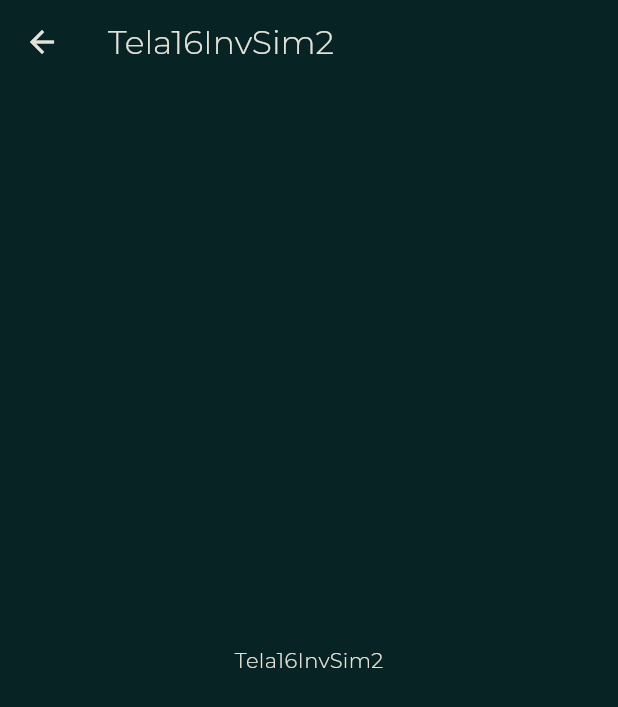
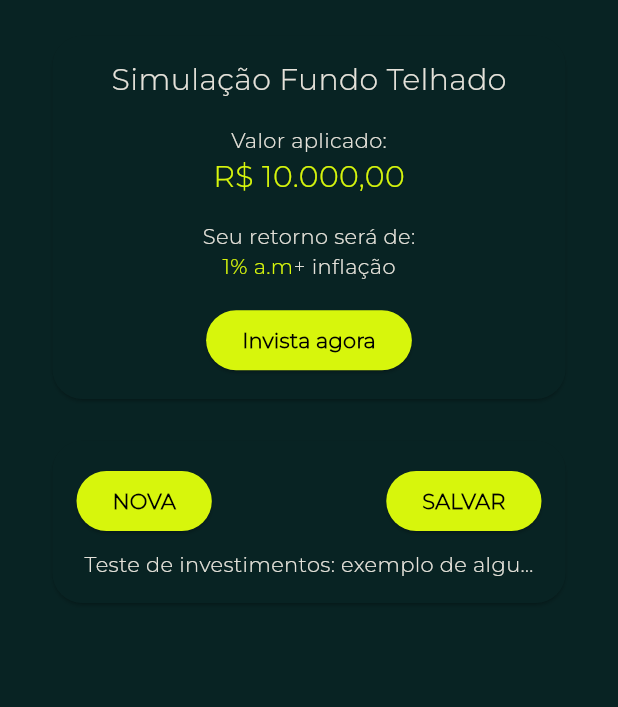
Before and after one commit to chrnotag/volters-main, a Flutter app: the Tela16InvSim2 screen opened directly, on a phone screen of 412 x 824 dp. Shown: the top 707 px of the screen. Run offline on Flutter 3.47's test engine with Material 2 defaults, Android fonts, the phone set to English and light mode, and no system bars; our stand-ins replace easy_localization, firebase_core; missing offline and left inert: firebase_ui_auth, firebase_ui_oauth_google; accounts and stored records are empty; project files that could hold a hidden picture were left out.

Commit message:
Tela 16 finalizada

```diff
--- a/lib/screens/tela16_inv_sim2.dart
+++ b/lib/screens/tela16_inv_sim2.dart
@@ -1,18 +1,132 @@
 import 'package:flutter/material.dart';
 import 'package:provider/provider.dart';
+import 'package:volters/screens/tela17_inv_cadastro.dart';
+import 'package:volters/tema.dart';
 import 'package:volters/visao_usuario.dart';
 
 class Tela16InvSim2 extends StatelessWidget {
-  const Tela16InvSim2({super.key});
+  const Tela16InvSim2
+
+  ({super.key});
 
   @override
   Widget build(BuildContext context) {
-    return Consumer<VisaoUsuario>(builder: (context, _, __)
-    {
+    return Consumer<VisaoUsuario>(builder: (context, _, __) {
       return Scaffold(
-        appBar: AppBar(title: const Text("Tela16InvSim2")),
-        body: const Center(child: Text("Tela16InvSim2")),
-      );
+          body: Container(
+            width: double.infinity,
+            child: Column(
+              crossAxisAlignment: CrossAxisAlignment.center,
+              children: [
+                Padding(
+                  padding: const EdgeInsets.symmetric(vertical: 20),
+                  child: SizedBox(
+                    height: 250,
+                    width: 350,
+                    child: Card(
+                      child: Column(
+                        mainAxisAlignment: MainAxisAlignment.spaceEvenly,
+                        children: [
+                          Text(
+                            'Simulação Fundo Telhado',
+                            style: TextStyle(fontSize: 20),
+                          ),
+                          Container(
+                            child: Column(
+                              children: [
+                                Text(
+                                  'Valor aplicado:',
+                                  style: TextStyle(
+                                    fontFamily: 'Montserrat',
+                                  ),
+                                ),
+                                Text(
+                                  'R\$ 10.000,00',
+                                  style: TemaVolters.textStyleGrande,
+                                ),
+                              ],
+                            ),
+                          ),
+                          Container(
+                            child: Column(
+                              children: [
+                                Text('Seu retorno será de:'),
+                                Row(
+                                  mainAxisAlignment: MainAxisAlignment.center,
+                                  children: [
+                                    Text(
+                                      '1% a.m',
+                                      style: TemaVolters.textStylePequeno,
+                                    ),
+                                    Text('+ inflação'),
+                                  ],
+                                ),
+                              ],
+                            ),
+                          ),
+                          ElevatedButton(
+                            onPressed: () {
+                              Navigator.push(context, MaterialPageRoute(
+                                  builder: (context) => Tela17InvCadastro()));
+                            },
+                            style: TemaVolters.temaButton.style,
+                            child: const Text(
+                              'Invista agora',
+                              style: TextStyle(color: Colors.black),
+                            ),
+                          ),
+                        ],
+                      ),
+                    ),
+                  ),
+                ),
+                SizedBox(
+                  width: 350,
+                  child: Card(
+                    child: Padding(
+                      padding: const EdgeInsets.all(16),
+                      child: Column(
+                        children: [
+                          Row(
+                            mainAxisAlignment: MainAxisAlignment.spaceBetween,
+                            children: [
+                              ElevatedButton(
+                                onPressed: () {
+                                  Navigator.pop(context);
+                                },
+                                style: TemaVolters.temaButton.style,
+                                child: const Text(
+                                  'NOVA',
+                                  style: TextStyle(color: Colors.black),
+                                ),
+                              ),
+                              ElevatedButton(
+                                onPressed: () {},
+                                style: TemaVolters.temaButton.style,
+                                child: const Text(
+                                  'SALVAR',
+                                  style: TextStyle(color: Colors.black),
+                                ),
+                              ),
+                            ],
+                          ),
+                          Padding(
+                            padding: const EdgeInsets.only(top: 8.0),
+                            child: Text(
+                              'Teste de investimentos: exemplo de alguma coisa que deu errado ou sei lá oque tanto faz',
+                              maxLines: 1,
+                              overflow: TextOverflow.ellipsis,
+                              textAlign: TextAlign.center,
+                            ),
+                          )
+                        ],
+                      ),
+                    ),
+                  ),
+                ),
+              ],
+            ),
+          ));
     });
   }
 }
--- a/lib/tema.dart
+++ b/lib/tema.dart
@@ -1,41 +1,31 @@
 import 'package:flutter/material.dart';
 
 class TemaVolters {
-
   static ColorScheme cores = const ColorScheme(
     brightness: Brightness.dark,
-
     primary: Color(0xFFD7F60C),
     onPrimary: Color(0xFF242A00),
     primaryContainer: Color(0xFF414C00),
     onPrimaryContainer: Color(0xFFA8C004),
-
     secondary: Color(0xFFC2C9A9),
     onSecondary: Color(0xFF2D331C),
     secondaryContainer: Color(0xFF434931),
     onSecondaryContainer: Color(0xFFDEE5C3),
-
     tertiary: Color(0xFFD1BCFF),
     onTertiary: Color(0xFF3A1B75),
     tertiaryContainer: Color(0xFF51358D),
     onTertiaryContainer: Color(0xFFEADDFF),
-
     error: Color(0xFFFFB4AB),
     errorContainer: Color(0xFF93000A),
     onError: Color(0xFF690005),
     onErrorContainer: Color(0xFFFFDAD6),
-
     background: Color(0xFF061818),
     onBackground: Color(0xFFE5E2DA),
-
     surface: Color(0xFF082323),
     onSurface: Color(0xFFE5E2DA),
-
     surfaceVariant: Color(0xFF46483B),
     onSurfaceVariant: Color(0xFFE5E2DA),
-
     outline: Color(0xFF919283),
-
     inverseSurface: Color(0xFFE5E2DA),
     onInverseSurface: Color(0xFF1C1C17),
     inversePrimary: Color(0xFF576500),
@@ -43,7 +33,6 @@ class TemaVolters {
     surfaceTint: Color(0xFF247979),
     outlineVariant: Color(0xFF46483B),
     scrim: Color(0xFF000000),
-
   );
 
   static CardTheme cartao = CardTheme(
@@ -51,7 +40,6 @@ class TemaVolters {
     shape: RoundedRectangleBorder(
       borderRadius: BorderRadius.circular(20),
     ),
-
   );
 
   static ThemeData tema = ThemeData(
@@ -68,4 +56,14 @@ class TemaVolters {
     border: Border.all(color: cores.primary),
     borderRadius: const BorderRadius.all(Radius.circular(10)),
   );
+
+  static TextStyle textStyleGrande = TextStyle(
+      fontSize: 20, fontFamily: 'Montserrat', color: TemaVolters.cores.primary);
+
+  static TextStyle textStylePequeno =
+      TextStyle(fontFamily: 'Montserrat', color: TemaVolters.cores.primary);
+
+  static ElevatedButtonThemeData temaButton = ElevatedButtonThemeData(
+      style:
+          ElevatedButton.styleFrom(backgroundColor: TemaVolters.cores.primary));
 }
```
Also changed, not shown: lib/screens/tela17_inv_cadastro.dart (+7 -4 lines).
